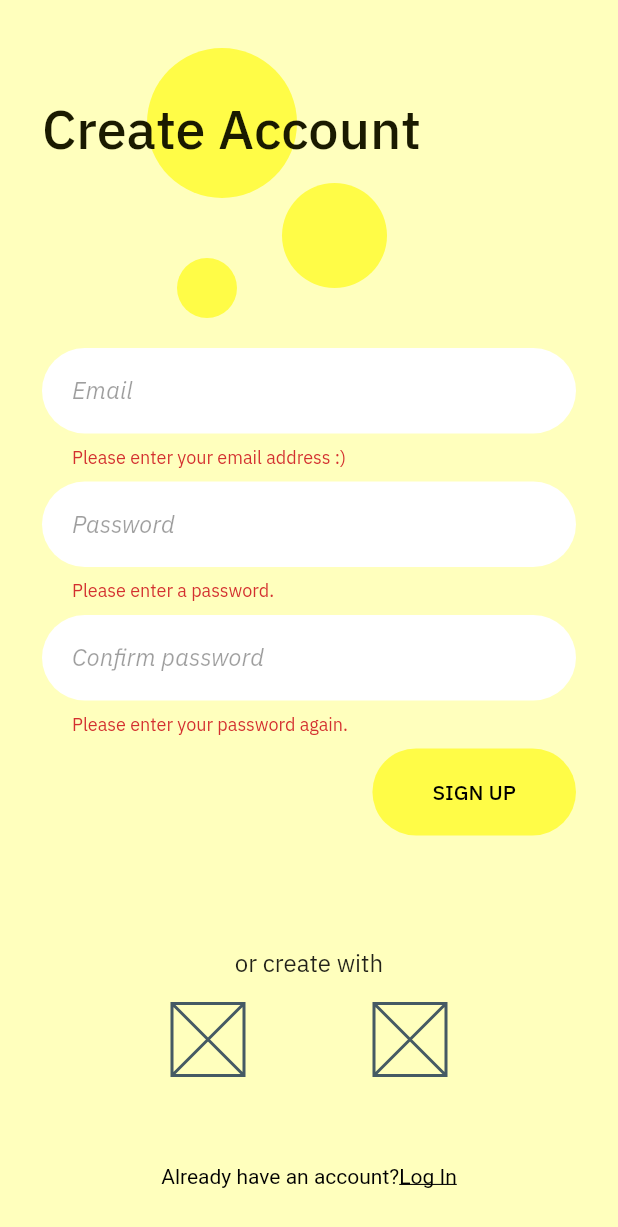
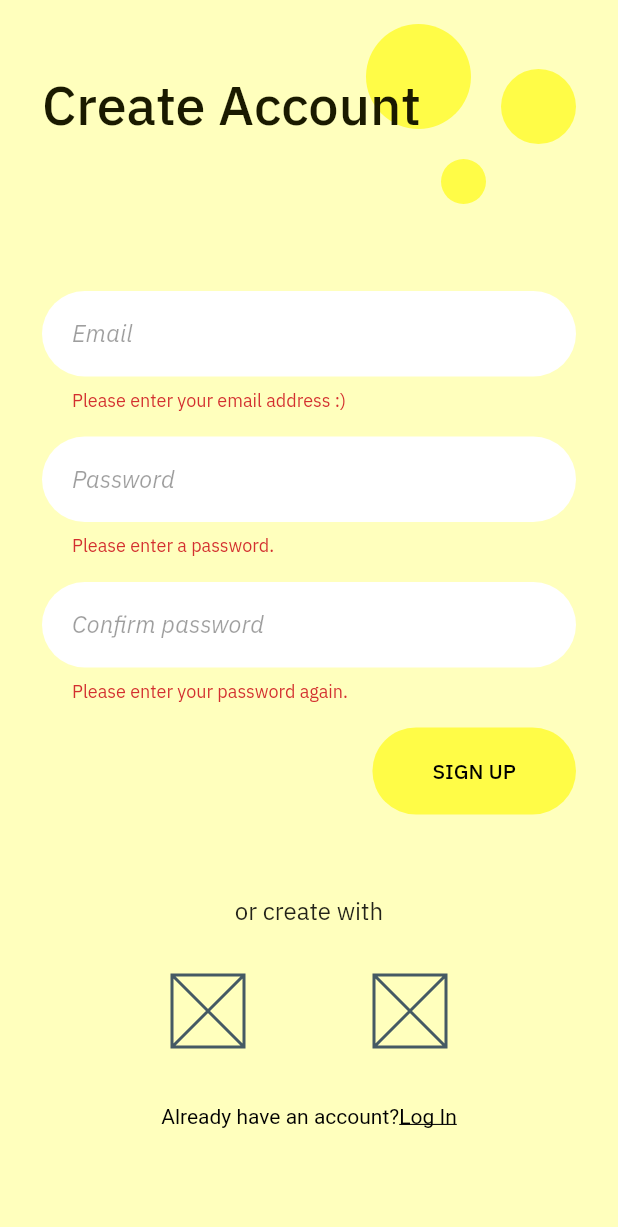
Before and after one commit to montell-muturi/ConvAI-EmoChat, a Flutter app: the SignupScreen screen opened directly, after a tap on "SIGN UP", on a phone screen of 412 x 824 dp. Shown: the top 1227 px of the screen. Run offline on Flutter 3.47's test engine with Material 2 defaults, Android fonts, the light colour scheme and no system bars; our stand-ins replace flutter_svg, shared_preferences; missing offline and left inert: shared_preferences_web; accounts and stored records are empty.

Commit message:
Updated onboarding screens & auth form validation

```diff
--- a/lib/screens/signup.dart
+++ b/lib/screens/signup.dart
@@ -1,4 +1,5 @@
 import 'package:emochat/constants.dart';
+import 'package:emochat/screens/chat.dart';
 import 'package:emochat/screens/signin.dart';
 import 'package:flutter/gestures.dart';
 import 'package:flutter/material.dart';
@@ -11,19 +12,28 @@ class SignupScreen extends StatefulWidget {
 }
 
 class _SignupScreenState extends State<SignupScreen> {
+  String? _password;
+  final _signupFormKey = GlobalKey<FormState>();
+
   @override
   Widget build(BuildContext context) {
-    final _signupFormKey = GlobalKey<FormState>();
     return Scaffold(
-      resizeToAvoidBottomInset: false,
-      body: SafeArea(
-        child: Container(
+      backgroundColor: Palette.secondary,
+      body: ScrollConfiguration(
+        behavior: NoScrollGlow(),
+        child: ListView(
+            shrinkWrap: true,
+            physics: const ClampingScrollPhysics(),
+            children: [
+              Container(
                 width: double.infinity,
-          color: Palette.secondary,
-          padding: const EdgeInsets.symmetric(horizontal: 28, vertical: 32),
+                height: MediaQuery.of(context).size.height - kToolbarHeight,
+                padding:
+                    const EdgeInsets.symmetric(vertical: 16, horizontal: 28),
                 child: Column(
                   children: [
                     const Header(),
+                    const Spacer(),
                     Form(
                         key: _signupFormKey,
                         child: Column(
@@ -49,7 +59,7 @@ class _SignupScreenState extends State<SignupScreen> {
                                 return null;
                               },
                             ),
-                      const SizedBox(height: 8),
+                            const SizedBox(height: 16),
                             TextFormField(
                               obscureText: true,
                               enableSuggestions: false,
@@ -67,13 +77,22 @@ class _SignupScreenState extends State<SignupScreen> {
                                       fontStyle: FontStyle.italic,
                                       color: Colors.black38)),
                               validator: (value) {
+                                RegExp regExp = RegExp(
+                                    r'^(?=.*?[A-Z])(?=.*?[a-z])(?=.*?[0-9])(?=.*?[#?!@$%^&*-])');
                                 if (value == null || value.isEmpty) {
                                   return 'Please enter a password.';
                                 }
+                                if (regExp.hasMatch(value)) {
+                                  return 'Please enter a stronger password.';
+                                }
+                                if (value.length < 8) {
+                                  return 'Your password is too short!';
+                                }
+                                _password = value;
                                 return null;
                               },
                             ),
-                      const SizedBox(height: 8),
+                            const SizedBox(height: 16),
                             TextFormField(
                               obscureText: true,
                               enableSuggestions: false,
@@ -94,10 +113,13 @@ class _SignupScreenState extends State<SignupScreen> {
                                 if (value == null || value.isEmpty) {
                                   return 'Please enter your password again.';
                                 }
+                                if (value != _password) {
+                                  return 'Passwords do not match!';
+                                }
                                 return null;
                               },
                             ),
-                      const SizedBox(height: 8),
+                            const SizedBox(height: 16),
                             Align(
                                 alignment: Alignment.centerRight,
                                 child: ElevatedButton(
@@ -106,14 +128,22 @@ class _SignupScreenState extends State<SignupScreen> {
                                         padding: const EdgeInsets.symmetric(
                                             horizontal: 40, vertical: 20),
                                         shape: RoundedRectangleBorder(
-                                      borderRadius: BorderRadius.circular(100)),
+                                            borderRadius:
+                                                BorderRadius.circular(100)),
                                         elevation: 0),
                                     onPressed: () {
-                                if (_signupFormKey.currentState!.validate()) {
-                                  ScaffoldMessenger.of(context).showSnackBar(
+                                      if (_signupFormKey.currentState!
+                                          .validate()) {
+                                        ScaffoldMessenger.of(context)
+                                            .showSnackBar(
                                           const SnackBar(
-                                        content: Text('Processing Data')),
+                                              content:
+                                                  Text('Creating account...')),
                                         );
+                                        Navigator.of(context).push(
+                                            MaterialPageRoute(
+                                                builder: (context) =>
+                                                    const ChatScreen()));
                                       }
                                     },
                                     child: const Text(
@@ -126,6 +156,9 @@ class _SignupScreenState extends State<SignupScreen> {
                     const Padding(
                       padding: EdgeInsets.symmetric(vertical: 16),
                       child: Text('or create with'),
+                    ),
+                    const SizedBox(
+                      height: 16,
                     ),
                     Row(
                       children: const [
@@ -156,65 +189,68 @@ class _SignupScreenState extends State<SignupScreen> {
                                   ..onTap = () => Navigator.push(
                                       context,
                                       MaterialPageRoute(
-                                    builder: (context) => const LoginScreen())))
+                                          builder: (context) =>
+                                              const LoginScreen())))
                           ]),
                     ),
                   ],
                 ),
               ),
+            ]),
       ),
     );
   }
 }
 
-class Header extends StatefulWidget {
-  const Header({
-    Key? key,
-  }) : super(key: key);
-
+class NoScrollGlow extends ScrollBehavior {
   @override
-  State<Header> createState() => _HeaderState();
+  Widget buildViewportChrome(
+      BuildContext context, Widget child, AxisDirection axisDirection) {
+    return child;
+  }
 }
 
-class _HeaderState extends State<Header> {
+class Header extends StatelessWidget {
+  const Header({Key? key}) : super(key: key);
+
   @override
   Widget build(BuildContext context) {
     return SizedBox(
       width: double.infinity,
-      height: 200,
+      height: 140,
       child: Stack(
         children: [
-          AnimatedPositioned(
+          Positioned(
             top: 0,
-              left: 70,
-              child: Container(
-                width: 100,
-                height: 100,
-                decoration: const BoxDecoration(
-                    shape: BoxShape.circle, color: Palette.primary),
-              ),
-              duration: const Duration(milliseconds: 200)),
-          AnimatedPositioned(
-              top: 90,
-              left: 160,
+            right: 70,
             child: Container(
               width: 70,
               height: 70,
               decoration: const BoxDecoration(
                   shape: BoxShape.circle, color: Palette.primary),
             ),
-              duration: const Duration(milliseconds: 200)),
-          AnimatedPositioned(
-              top: 140,
-              left: 90,
+          ),
+          Positioned(
+            top: 30,
+            right: 0,
             child: Container(
-                width: 40,
-                height: 40,
+              width: 50,
+              height: 50,
               decoration: const BoxDecoration(
                   shape: BoxShape.circle, color: Palette.primary),
             ),
-              duration: const Duration(milliseconds: 200)),
-          const AnimatedPositioned(
+          ),
+          Positioned(
+            bottom: 20,
+            right: 60,
+            child: Container(
+              width: 30,
+              height: 30,
+              decoration: const BoxDecoration(
+                  shape: BoxShape.circle, color: Palette.primary),
+            ),
+          ),
+          const Positioned(
             top: 30,
             child: Text(
               'Create Account',
@@ -223,7 +259,7 @@ class _HeaderState extends State<Header> {
                   fontWeight: FontWeight.w500,
                   color: Palette.primaryDark),
             ),
-              duration: Duration(milliseconds: 200)),
+          ),
         ],
       ),
     );
```
Also changed, not shown: lib/screens/onboarding.dart (+131 -88 lines), lib/screens/signin.dart (+74 -47 lines). Lines whose indentation alone changed are shown as unchanged.
